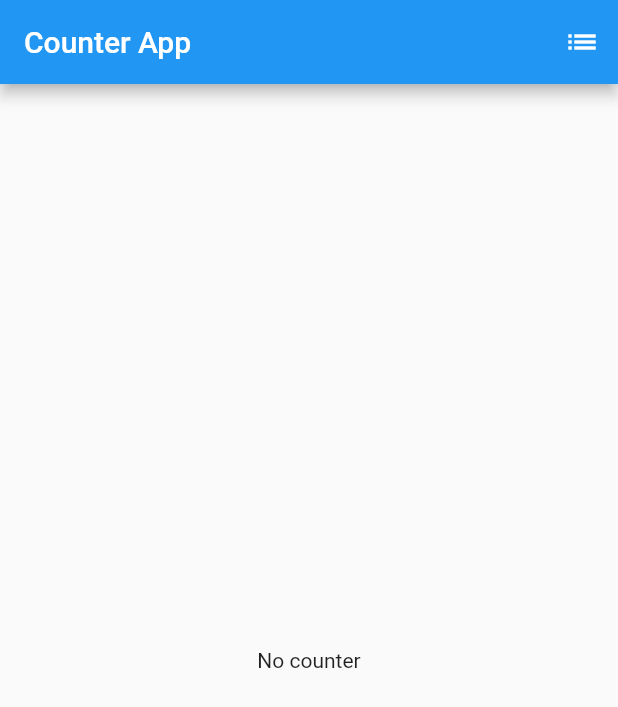
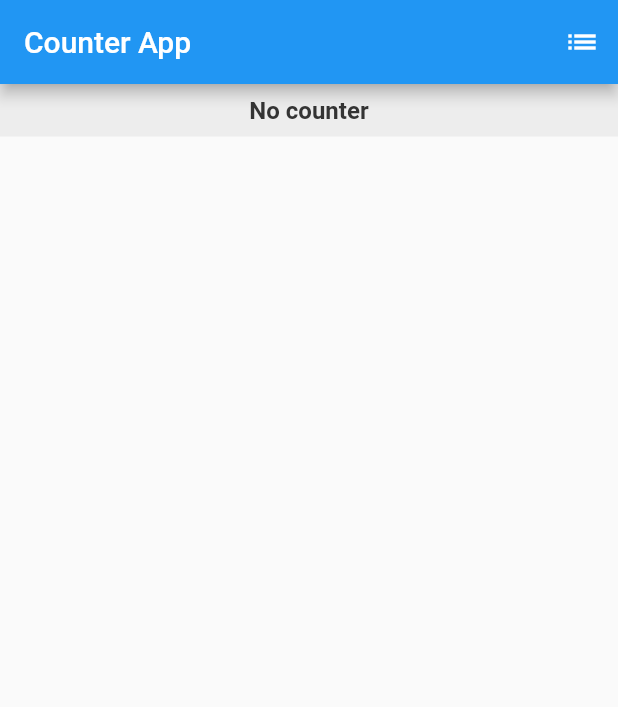
Before and after one commit to devtjandra/flutter-counter, a Flutter app: the screen it shows after launch, on a phone screen of 412 x 824 dp. Shown: the top 707 px of the screen. Run offline on Flutter 3.47's test engine with Material 2 defaults, Android fonts, the phone set to English and light mode, and no system bars; our stand-ins replace rflutter_alert.

Commit message:
Formatting the main screen

```diff
--- a/lib/features/home/ui/home_counter_display.dart
+++ b/lib/features/home/ui/home_counter_display.dart
@@ -7,13 +7,22 @@ class HomeCounterDisplay extends StatelessWidget {
   Widget build(BuildContext context) {
     return Container(
       child: Column(
-        mainAxisAlignment: MainAxisAlignment.center,
+        mainAxisAlignment: MainAxisAlignment.start,
         children: <Widget>[
-          Text(context.watch<MainBloc>().currentCounterTitle()),
+          Container(
+            alignment: Alignment.center,
+            padding: EdgeInsets.all(8),
+            width: double.infinity,
+            color: Color(0xffededed),
+            child: Text(context.watch<MainBloc>().currentCounterTitle(), style: TextStyle(color: Color(0xff343434), fontWeight: FontWeight.bold, fontSize: 16)),
+          ),
           if (context.watch<MainBloc>().current != null)
-            Text(
-              context.watch<MainBloc>().current.count.toString(),
-              style: Theme.of(context).textTheme.headline4,
+            Expanded(
+              child: Align(
+                alignment: Alignment.center,
+                child: Text(context.watch<MainBloc>().current.count.toString(),
+                    style: TextStyle(fontSize: 250, color: Color(0xff454545))),
+              ),
             ),
         ],
       ),
--- a/lib/main_bloc.dart
+++ b/lib/main_bloc.dart
@@ -61,4 +61,9 @@ class MainBloc extends ChangeNotifier {
     current = counters[index + 1];
     notifyListeners();
   }
+
+  void select(Counter counter) {
+    current = counter;
+    notifyListeners();
+  }
 }
```
Also changed, not shown: lib/features/manager/ui/manager_list_item.dart (+9 -1 lines).
